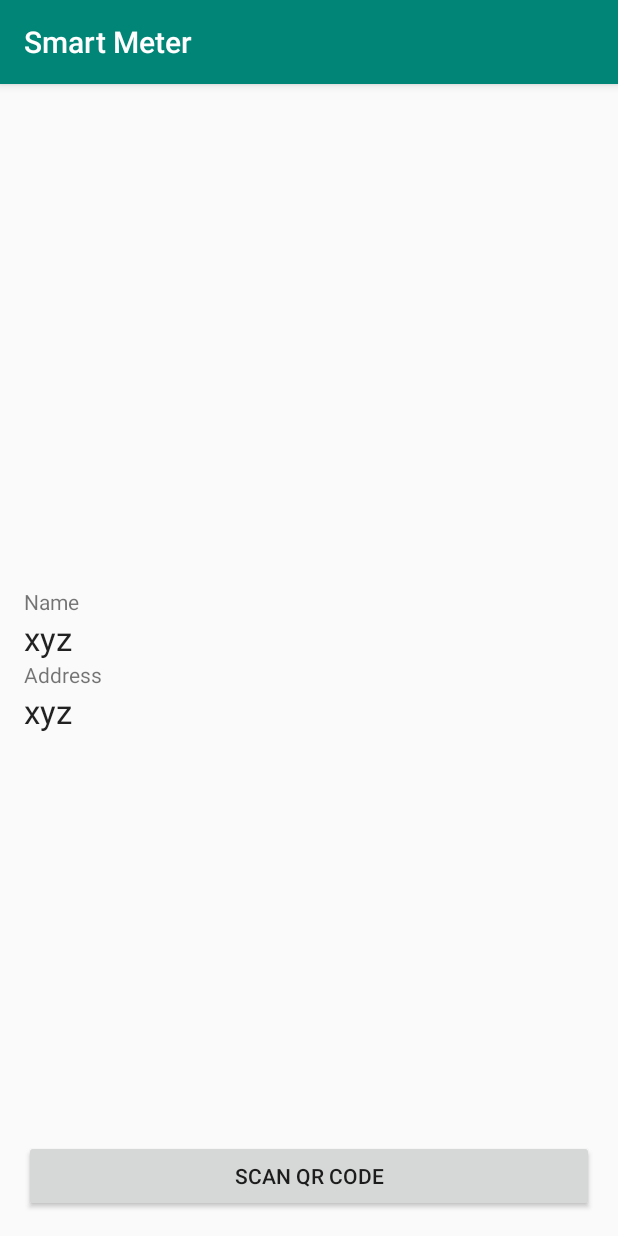
After one commit to AmilaWeerasinghe/Smart_Meter, an Android app: the QRead screen opened directly, with no data from a screen before it, on a phone screen of 412 x 824 dp. The commit adds this screen. Run offline under Robolectric (Android 15) with nearby library versions, the phone set to English and light mode, and no system bars; 1 statement that could not run was skipped.

Commit message:
QR Code scanning implemented successfully for all devices

```diff
--- a/app/build.gradle
+++ b/app/build.gradle
@@ -34,4 +34,5 @@ dependencies {
     implementation 'com.android.support:design:28.0.0'
     implementation 'com.google.android.gms:play-services-maps:16.1.0'
     implementation 'me.dm7.barcodescanner:zxing:1.9'
+    implementation 'com.journeyapps:zxing-android-embedded:3.4.0'
 }
--- a/app/src/main/AndroidManifest.xml
+++ b/app/src/main/AndroidManifest.xml
@@ -25,7 +25,8 @@
         android:supportsRtl="true"
         android:theme="@style/AppTheme"
         tools:ignore="GoogleAppIndexingWarning">
-        <activity android:name=".ScanActivity"></activity>
+        <activity android:name=".QRead"></activity>
+        <activity android:name=".ScanActivity" />
         <activity android:name=".MyQR" />
         <!--
              The API key for Google Maps-based APIs is defined as a string resource.
--- a/app/src/main/java/com/mystiko/smartmeter/MainActivity.java
+++ b/app/src/main/java/com/mystiko/smartmeter/MainActivity.java
@@ -177,7 +177,7 @@ public class MainActivity extends AppCompatActivity
     }
 
     public void GotoQR(View view){
-        Intent intent = new Intent(MainActivity.this, MyQR.class);
+        Intent intent = new Intent(MainActivity.this, QRead.class);
         startActivity(intent);
 
     }
--- /dev/null
+++ b/app/src/main/java/com/mystiko/smartmeter/QRead.java
@@ -0,0 +1,78 @@
+package com.mystiko.smartmeter;
+
+import android.content.Intent;
+import android.support.v7.app.AppCompatActivity;
+import android.os.Bundle;
+import android.view.View;
+import android.widget.Button;
+import android.widget.TextView;
+import android.widget.Toast;
+
+import com.google.zxing.integration.android.IntentIntegrator;
+import com.google.zxing.integration.android.IntentResult;
+
+import org.json.JSONException;
+import org.json.JSONObject;
+
+//implementing onclicklistener
+public class QRead extends AppCompatActivity implements View.OnClickListener {
+
+    //View Objects
+    private Button buttonScan;
+    private TextView textViewName, textViewAddress;
+
+    //qr code scanner object
+    private IntentIntegrator qrScan;
+
+    @Override
+    protected void onCreate(Bundle savedInstanceState) {
+        super.onCreate(savedInstanceState);
+        setContentView(R.layout.activity_qread);
+
+        //View objects
+        buttonScan = (Button) findViewById(R.id.buttonScan);
+        textViewName = (TextView) findViewById(R.id.textViewName);
+        textViewAddress = (TextView) findViewById(R.id.textViewAddress);
+
+        //intializing scan object
+        qrScan = new IntentIntegrator(this);
+
+        //attaching onclick listener
+        buttonScan.setOnClickListener(this);
+    }
+
+    //Getting the scan results
+    @Override
+    protected void onActivityResult(int requestCode, int resultCode, Intent data) {
+        IntentResult result = IntentIntegrator.parseActivityResult(requestCode, resultCode, data);
+        if (result != null) {
+            //if qrcode has nothing in it
+            if (result.getContents() == null) {
+                Toast.makeText(this, "Result Not Found", Toast.LENGTH_LONG).show();
+            } else {
+                //if qr contains data
+                try {
+                    //converting the data to json
+                    JSONObject obj = new JSONObject(result.getContents());
+                    //setting values to textviews
+                    textViewName.setText(obj.getString("name"));
+                    textViewAddress.setText(obj.getString("address"));
+                } catch (JSONException e) {
+                    e.printStackTrace();
+                    //if control comes here
+                    //that means the encoded format not matches
+                    //in this case you can display whatever data is available on the qrcode
+                    //to a toast
+                    Toast.makeText(this, result.getContents(), Toast.LENGTH_LONG).show();
+                }
+            }
+        } else {
+            super.onActivityResult(requestCode, resultCode, data);
+        }
+    }
+    @Override
+    public void onClick(View view) {
+        //initiating the qr code scan
+        qrScan.initiateScan();
+    }
+}
--- /dev/null
+++ b/app/src/main/res/layout/activity_qread.xml
@@ -0,0 +1,53 @@
+<?xml version="1.0" encoding="utf-8"?>
+<RelativeLayout xmlns:android="http://schemas.android.com/apk/res/android"
+xmlns:tools="http://schemas.android.com/tools"
+android:id="@+id/activity_main"
+android:layout_width="match_parent"
+android:layout_height="match_parent"
+android:paddingBottom="@dimen/activity_vertical_margin"
+android:paddingLeft="@dimen/activity_horizontal_margin"
+android:paddingRight="@dimen/activity_horizontal_margin"
+android:paddingTop="@dimen/activity_vertical_margin"
+tools:context=".QRead">
+
+<LinearLayout
+    android:layout_width="match_parent"
+    android:layout_height="wrap_content"
+    android:layout_centerVertical="true"
+    android:orientation="vertical">
+
+    <TextView
+        android:layout_width="match_parent"
+        android:layout_height="wrap_content"
+        android:text="Name" />
+
+    <TextView
+        android:id="@+id/textViewName"
+        android:layout_width="match_parent"
+        android:layout_height="wrap_content"
+        android:text="xyz"
+        android:textAppearance="@style/Base.TextAppearance.AppCompat.Large" />
+
+    <TextView
+        android:layout_width="match_parent"
+        android:layout_height="wrap_content"
+        android:text="Address" />
+
+    <TextView
+        android:id="@+id/textViewAddress"
+        android:layout_width="match_parent"
+        android:layout_height="wrap_content"
+        android:text="xyz"
+        android:textAppearance="@style/Base.TextAppearance.AppCompat.Large" />
+
+
+</LinearLayout>
+
+<Button
+    android:id="@+id/buttonScan"
+    android:layout_width="match_parent"
+    android:layout_height="wrap_content"
+    android:layout_alignParentBottom="true"
+    android:text="Scan QR Code" />
+
+</RelativeLayout>
```
